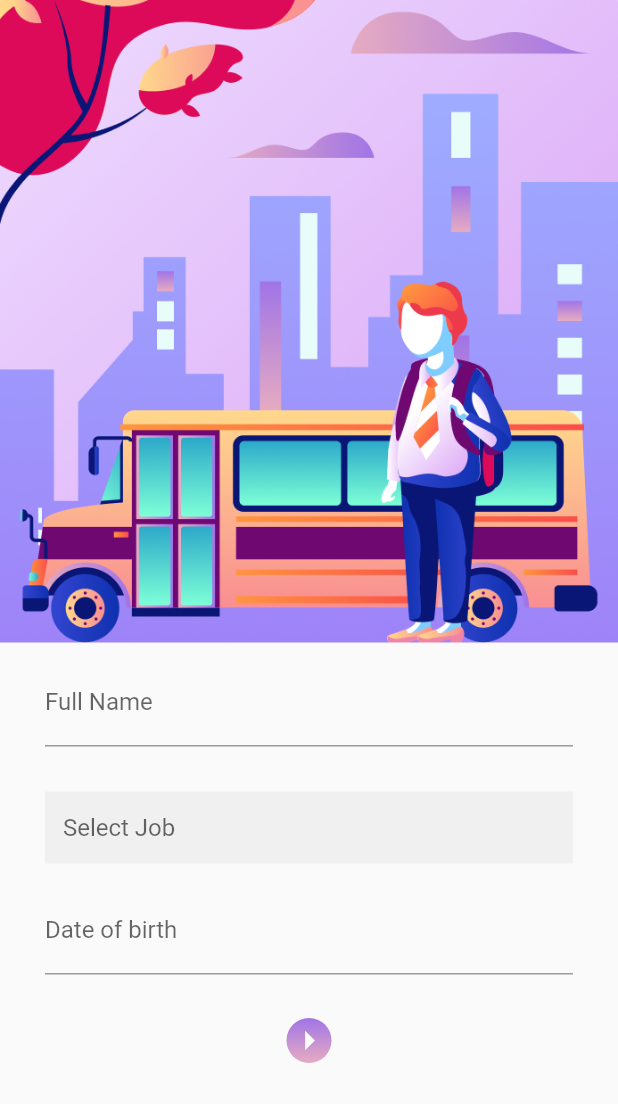
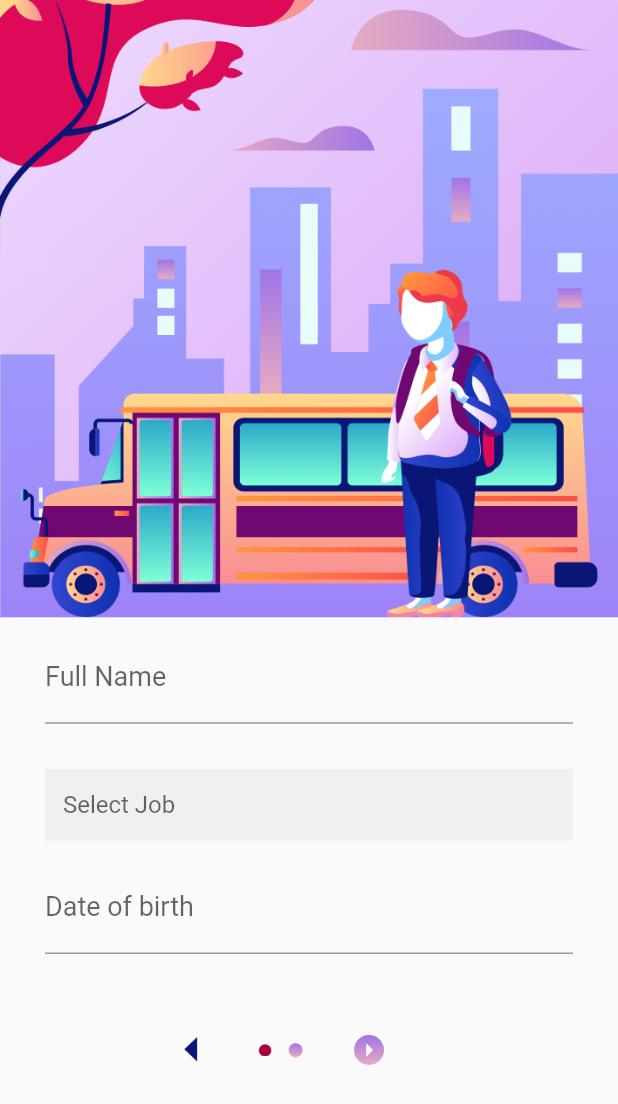
Before and after one commit to Vicdd/sa, a Flutter app: the screen it shows after launch, on a phone screen of 412 x 824 dp. Shown: the top 1104 px of the screen. Run offline on Flutter 3.47's test engine with Material 2 defaults, Android fonts, the phone set to English and light mode, and no system bars; drawn by our look-alikes of flutter_form_builder.

Commit message:
Added layout changes

```diff
--- a/lib/main.dart
+++ b/lib/main.dart
@@ -54,6 +54,8 @@ class _MyHomePageState extends State<MyHomePage> {
         MaterialPageRoute(builder: (context) => SecondScreen(data: data)));
   }
 
+
+
   @override
   Widget build(BuildContext context) {
     return Scaffold(
@@ -62,7 +64,15 @@ class _MyHomePageState extends State<MyHomePage> {
           mainAxisAlignment: MainAxisAlignment.start,
           crossAxisAlignment: CrossAxisAlignment.stretch,
           children: <Widget>[
-            Image.asset("assets/images/img1.png"),
+            Container(
+              height: MediaQuery.of(context).size.height/2,
+              decoration: BoxDecoration(
+                image: DecorationImage(
+                  image: AssetImage('assets/images/img1.png'),
+                  fit: BoxFit.fill
+                ),
+              ),
+            ),
             Container (
               padding: EdgeInsets.only(top: 10.0, left: 30.0, right: 30.0),
               child: FormBuilder(
@@ -73,15 +83,21 @@ class _MyHomePageState extends State<MyHomePage> {
                     FormBuilderTextField(
                       attribute: "name",
                       maxLines: 1,
-                      decoration: InputDecoration(labelText: "Full Name"),
+                      decoration: InputDecoration(
+                        labelText: "Full Name",
+                        labelStyle: TextStyle(fontSize: 18),
+                        border: UnderlineInputBorder()
+                      ),
                       validators: [FormBuilderValidators.required()],
                     ),
                     SizedBox(height: 30.0),
-
                     FormBuilderDropdown(
                       attribute: "job",
                       hint: Text('Select Job'),
-                      decoration: InputDecoration(filled: true, border: InputBorder.none),
+                      decoration: InputDecoration(
+                        filled: true,
+                        border: InputBorder.none
+                      ),
                       validators: [FormBuilderValidators.required()],
                       iconSize: 0,
                       items: [
@@ -100,19 +116,30 @@ class _MyHomePageState extends State<MyHomePage> {
                       attribute: "date",
                       inputType: InputType.date,
                       format: DateFormat("dd-MM-yyyy"),
+                      firstDate: DateTime(1900),
+                      lastDate: DateTime.now().add(Duration(hours: 1)),
                       validators: [FormBuilderValidators.required()],
-                      decoration: InputDecoration(labelText: "Date of birth"),
+                      decoration: InputDecoration(
+                        labelText: "Date of birth",
+                        labelStyle: TextStyle(fontSize: 18)
                       ),
-                    SizedBox(height: 20.0),
-
+                    ),
+                    SizedBox(height: 40.0),
+                    Row(
+                      mainAxisAlignment: MainAxisAlignment.center,
+                      crossAxisAlignment: CrossAxisAlignment.center,
+                      children: <Widget>[
+                        Image.asset('assets/images/arrowL.png', width:10, height: 20, fit: BoxFit.contain),
+                        SizedBox(width: 40.0),
+                        Image.asset('assets/images/circle2.png', width:10, height: 10, fit: BoxFit.contain),
+                        SizedBox(width: 10.0),
+                        Image.asset('assets/images/circle1.png', width:10, height: 10, fit: BoxFit.contain),
                         MaterialButton(
                           onPressed: () {
                             if (_fbKey.currentState.saveAndValidate()) {
                               _sendDataToSecondScreen(context);
                             }
                           },
-                      splashColor: Colors.transparent,
-                      highlightColor: Colors.transparent,
                           child: Container(
                             decoration: BoxDecoration(
                               shape: BoxShape.circle,
@@ -125,13 +152,11 @@ class _MyHomePageState extends State<MyHomePage> {
                                 end: Alignment.bottomCenter,
                               ),
                             ),
-                        child: Icon(
-                          Icons.arrow_right,
-                          color: Colors.white,
-                          size: 30.0,
+                            child: Icon(Icons.arrow_right, size: 20, color: Colors.white)
                           ),
                         ),
-                    ),
+                      ]
+                    )
                   ],
                 ),
               ),
@@ -152,10 +177,20 @@ class SecondScreen extends StatelessWidget {
   Widget build(BuildContext context) {
     return Scaffold(
       body: Column(
+        mainAxisAlignment: MainAxisAlignment.start,
+        crossAxisAlignment: CrossAxisAlignment.start,
         children: <Widget>[
-          Image.asset("assets/images/img2.png"),
           Container(
-            padding: EdgeInsets.all(30),
+            height: MediaQuery.of(context).size.height/2,
+            decoration: BoxDecoration(
+              image: DecorationImage(
+                image: AssetImage('assets/images/img2.png'),
+                fit: BoxFit.fill
+              ),
+            ),
+          ),
+          Container(
+            padding: EdgeInsets.only(top: 30.0, left: 30.0, right: 30.0),
             child: Column(
               mainAxisAlignment: MainAxisAlignment.start,
               crossAxisAlignment: CrossAxisAlignment.start,
@@ -165,7 +200,7 @@ class SecondScreen extends StatelessWidget {
                   overflow: TextOverflow.ellipsis,
                   style: TextStyle(
                     fontFamily: 'OpenSans',
-                    fontSize: 36,
+                    fontSize: 32,
                   ),
                 ),
                 SizedBox(height: 20.0),
@@ -173,7 +208,7 @@ class SecondScreen extends StatelessWidget {
                   data.personJob,
                   style: TextStyle(
                     fontFamily: 'OpenSans',
-                    fontSize: 36,
+                    fontSize: 32,
                   ),
                 ),
                 SizedBox(height: 20.0),
@@ -181,9 +216,29 @@ class SecondScreen extends StatelessWidget {
                   data.personAge.toString() + " anos",
                   style: TextStyle(
                     fontFamily: 'OpenSans',
-                    fontSize: 36,
+                    fontSize: 32,
                   ),
                 ),
+                SizedBox(height: 62.0),
+                Row(
+                  mainAxisAlignment: MainAxisAlignment.center,
+                  crossAxisAlignment: CrossAxisAlignment.center,
+                  children: <Widget>[
+                    Icon(Icons.arrow_left, size: 40, color: Color(0xFFD4E1F3)),
+                    SizedBox(width: 40.0),
+                    Image.asset('assets/images/circle4.png', width:10, height: 10, fit: BoxFit.contain),
+                    SizedBox(width: 10.0),
+                    Image.asset('assets/images/circle3.png', width:10, height: 10, fit: BoxFit.contain),
+                    SizedBox(width: 40.0),
+                    Container(
+                      decoration: BoxDecoration(
+                        shape: BoxShape.circle,
+                        color: Color(0xFFD4E1F3)
+                      ),
+                      child: Icon(Icons.arrow_right, size: 20, color: Color(0xFF0D2945))
+                    ),
+                  ]
+                )
               ],
             ),
           ),
--- a/pubspec.yaml
+++ b/pubspec.yaml
@@ -45,6 +45,11 @@ flutter:
   assets:
   - assets/images/img1.png
   - assets/images/img2.png
+  - assets/images/circle1.png
+  - assets/images/circle2.png
+  - assets/images/circle3.png
+  - assets/images/circle4.png
+  - assets/images/arrowL.png
 
   # An image asset can refer to one or more resolution-specific "variants", see
   # https://flutter.dev/assets-and-images/#resolution-aware.
```
Also changed, not shown: assets/images/arrowL.png (added), assets/images/circle1.png (added), assets/images/circle2.png (added), assets/images/circle3.png (added), assets/images/circle4.png (added), assets/images/img1.png, assets/images/img2.png. Lines whose indentation alone changed are shown as unchanged.
